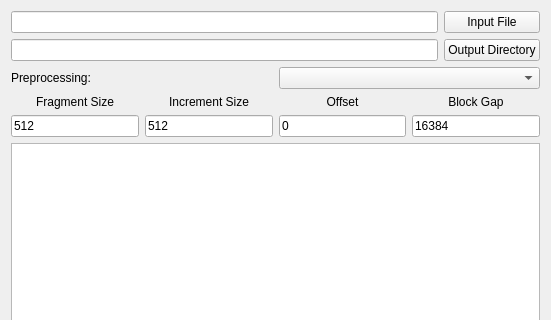
rpoisel/mmc, file gui/file_carving_ui.ui: the form before one commit; both pictures show x 0 to 551 and y 0 to 320 of the 551 by 470 pixel window.
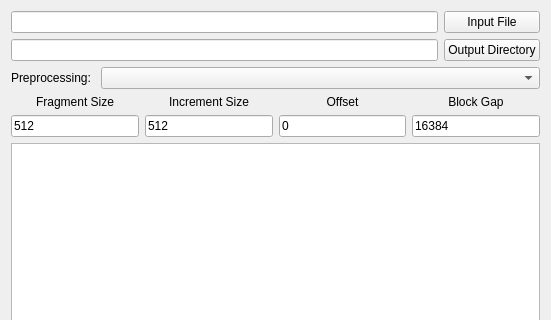
The form after the commit.

The edit to the form file:
```diff
--- a/gui/file_carving_ui.ui
+++ b/gui/file_carving_ui.ui
@@ -42,6 +42,12 @@
     <layout class="QHBoxLayout" name="horizontalLayout">
      <item>
       <widget class="QLabel" name="label_5">
+       <property name="sizePolicy">
+        <sizepolicy hsizetype="Fixed" vsizetype="Preferred">
+         <horstretch>0</horstretch>
+         <verstretch>0</verstretch>
+        </sizepolicy>
+       </property>
        <property name="text">
         <string>Preprocessing: </string>
        </property>
```
